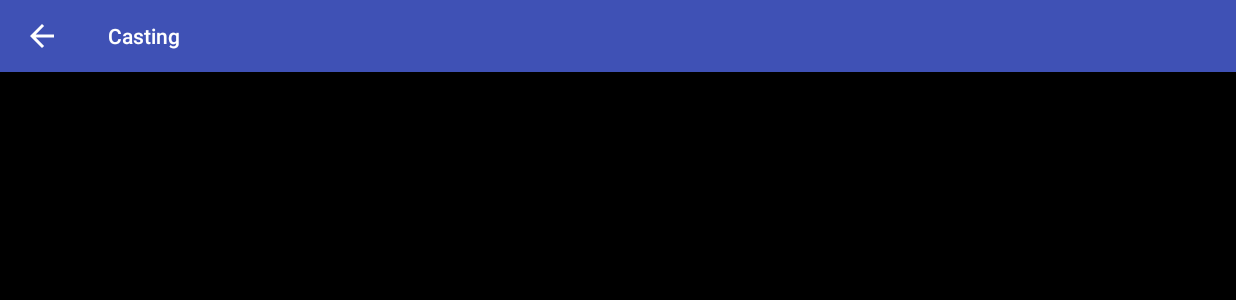
After one commit to vincentv18/TBD, an Android app: the CastActivity screen opened directly, with no data from a screen before it, on a phone screen of 824 x 412 dp (held sideways). The commit adds this screen. Shown: the top 300 px of the screen. Run offline under Robolectric (Android 15) with nearby library versions, the phone set to English and light mode, and no system bars; libraries missing offline, so code that uses them is left out: com.sromku.simple.

Commit message:
almost done

```diff
--- a/TBD/app/build.gradle
+++ b/TBD/app/build.gradle
@@ -52,5 +52,6 @@ dependencies {
 
     compile 'com.nbsp:library:1.08'
     compile 'pl.droidsonroids.gif:android-gif-drawable:1.1.+'
+    compile 'com.sromku:simple-storage:1.2.0'
 
 }
--- /dev/null
+++ b/TBD/app/src/main/java/com/example/vincent/tbd/CastActivity.java
@@ -0,0 +1,63 @@
+package com.example.vincent.tbd;
+
+import android.os.Bundle;
+import android.support.v7.app.AppCompatActivity;
+import android.widget.Toast;
+
+import com.sromku.simple.storage.SimpleStorage;
+import com.sromku.simple.storage.Storage;
+
+import java.io.IOException;
+
+import pl.droidsonroids.gif.GifDrawable;
+import pl.droidsonroids.gif.GifImageView;
+
+/**
+ * Created by Vincent on 4/17/16.
+ */
+public class CastActivity extends AppCompatActivity {
+
+    private static GifImageView mGifImageView;
+
+    //--------------------------------------------------------------------------------------
+    // Initialize
+    @Override
+    protected void onCreate(Bundle savedInstanceState) {
+        super.onCreate(savedInstanceState);
+        setTitle("Casting");
+
+        // Init view
+        setContentView(R.layout.activity_cast);
+        mGifImageView = (GifImageView) findViewById(R.id.castView);
+
+    }
+
+    public static void display(String fileName, Storage storage) {
+        String content = storage.readTextFile("ShowMeHow", "animation_list.txt");
+        String[] info = content.split("\\r?\\n");
+        if (!content.equals("")) {
+            boolean found = false;
+            for(int i = 0; i < info.length; ++i) {
+                String[] files = info[i].split(":");
+                if(files[0].equals(fileName)) {
+                    try {
+                        // Sets GifView using file path
+                        GifDrawable gifFromPath = new GifDrawable(files[1]);
+                        mGifImageView.setImageDrawable(gifFromPath);
+                        found = true;
+                        break;
+                    } catch (IOException e) {
+                        e.printStackTrace();
+                        Toast.makeText(mGifImageView.getContext(), "File could not be found", Toast.LENGTH_SHORT).show();
+                    }
+                }
+            }
+            if(!found) { Toast.makeText(mGifImageView.getContext(), "File could not be found", Toast.LENGTH_SHORT).show(); }
+        }
+    }
+
+    public static void stop() {
+        mGifImageView.setImageResource(R.drawable.black);
+    }
+
+}
--- a/TBD/app/src/main/java/com/example/vincent/tbd/ItemAdapter.java
+++ b/TBD/app/src/main/java/com/example/vincent/tbd/ItemAdapter.java
@@ -68,6 +68,9 @@ public class ItemAdapter extends RecyclerView.Adapter<ItemAdapter.ItemViewHolder
                     // Sets GifView using file path
                     GifDrawable gifFromPath = new GifDrawable(ItemList.get(i).path);
                     gifImageView.setImageDrawable(gifFromPath);
+
+                    // Send to client
+                    ((HomeActivity)mContext).sendMsg(ItemList.get(i).title);
                 } catch (IOException e) {
                     e.printStackTrace();
                     Toast.makeText(v.getContext(), "File could not be found", Toast.LENGTH_SHORT).show();
--- a/TBD/app/src/main/java/com/example/vincent/tbd/Network.java
+++ b/TBD/app/src/main/java/com/example/vincent/tbd/Network.java
@@ -64,9 +64,9 @@ public class Network {
         Log.e(TAG, "Updating message: " + msg);
 
         if (local) {
-            msg = "me: " + msg;
+            msg = "l" + msg;
         } else {
-            msg = "them: " + msg;
+            msg = "c" + msg;
         }
 
         Bundle messageBundle = new Bundle();
@@ -75,7 +75,6 @@ public class Network {
         Message message = new Message();
         message.setData(messageBundle);
         mHandler.sendMessage(message);
-
     }
 
     private synchronized void setSocket(Socket socket) {
--- /dev/null
+++ b/TBD/app/src/main/res/layout/activity_cast.xml
@@ -0,0 +1,14 @@
+<?xml version="1.0" encoding="utf-8"?>
+<LinearLayout xmlns:android="http://schemas.android.com/apk/res/android"
+    android:orientation="vertical" android:layout_width="match_parent"
+    android:layout_height="match_parent">
+
+    <pl.droidsonroids.gif.GifImageView
+        android:id="@+id/castView"
+        android:layout_width="match_parent"
+        android:layout_height="match_parent"
+        android:background="@drawable/black"
+        android:gravity="center_vertical|center_horizontal"
+        />
+
+</LinearLayout>
```
Also changed, not shown: TBD/app/src/main/AndroidManifest.xml (+9 -1 lines), TBD/app/src/main/java/com/example/vincent/tbd/HomeActivity.java (+72 -23 lines), 1 other file.
